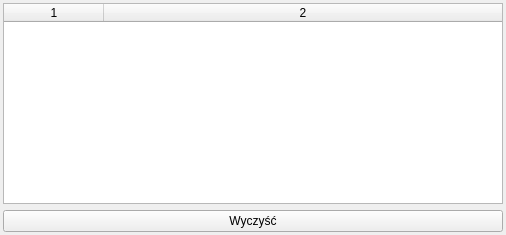
Old version of the form gui/ui/LogConsoleWidget.ui in the repository k4zz/Anatoole.
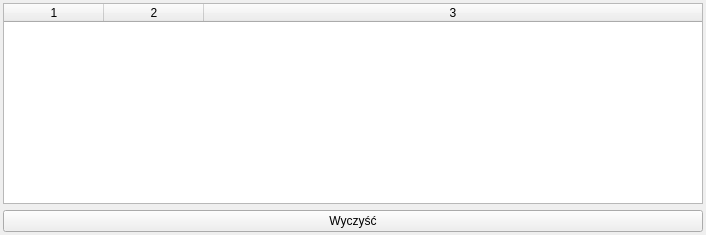
New version of the form.

Patch:
```diff
--- a/gui/ui/LogConsoleWidget.ui
+++ b/gui/ui/LogConsoleWidget.ui
@@ -6,7 +6,7 @@
    <rect>
     <x>0</x>
     <y>0</y>
-    <width>506</width>
+    <width>706</width>
     <height>235</height>
    </rect>
   </property>
@@ -30,7 +30,7 @@
     <widget class="QTableWidget" name="tbLogConsole">
      <property name="minimumSize">
       <size>
-       <width>500</width>
+       <width>700</width>
        <height>200</height>
       </size>
      </property>
@@ -41,7 +41,7 @@
       <enum>QAbstractItemView::ScrollPerPixel</enum>
      </property>
      <property name="columnCount">
-      <number>2</number>
+      <number>3</number>
      </property>
      <attribute name="horizontalHeaderVisible">
       <bool>true</bool>
@@ -49,6 +49,12 @@
      <attribute name="horizontalHeaderCascadingSectionResizes">
       <bool>false</bool>
      </attribute>
+     <attribute name="horizontalHeaderMinimumSectionSize">
+      <number>30</number>
+     </attribute>
+     <attribute name="horizontalHeaderDefaultSectionSize">
+      <number>100</number>
+     </attribute>
      <attribute name="horizontalHeaderHighlightSections">
       <bool>false</bool>
      </attribute>
@@ -63,6 +69,7 @@
      </attribute>
      <column/>
      <column/>
+     <column/>
     </widget>
    </item>
    <item>
```
